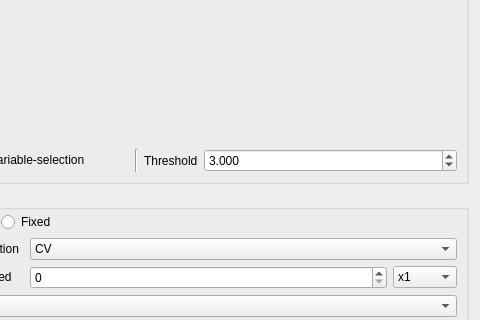
Above: gwmgwroptionsdialog.ui from GWmodel-Lab/GWmodelS before the change; both pictures show x 147 to 627 and y 101 to 421 of the 627 by 720 pixel window. Below: the same form after it.
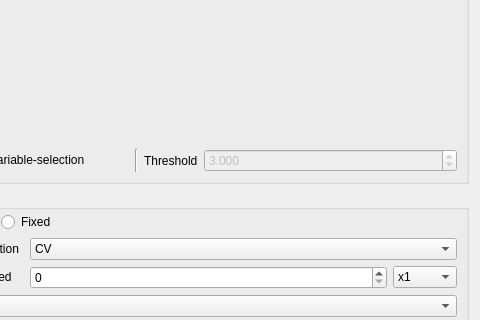
That is the form after the change. Custom widgets are drawn as their Qt base class.

The edit to the form file:
```diff
--- a/gwmgwroptionsdialog.ui
+++ b/gwmgwroptionsdialog.ui
@@ -84,6 +84,9 @@
         </item>
         <item>
          <widget class="QDoubleSpinBox" name="mModelSelAICThreshold">
+          <property name="enabled">
+           <bool>false</bool>
+          </property>
           <property name="decimals">
            <number>3</number>
           </property>
```
